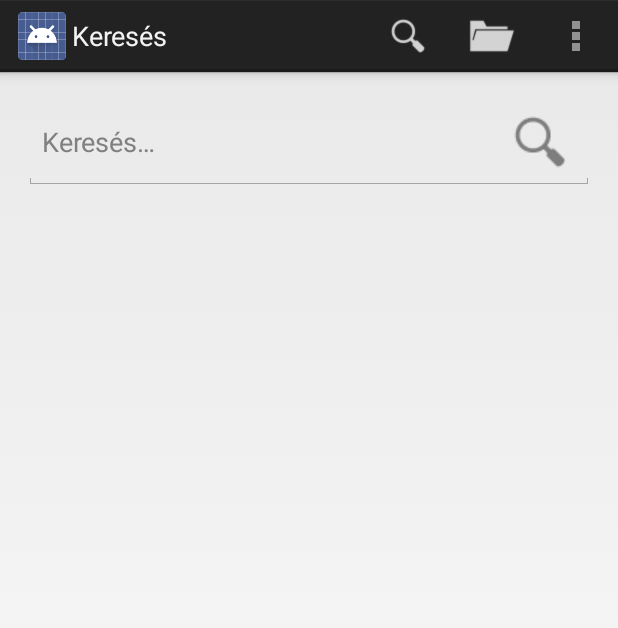
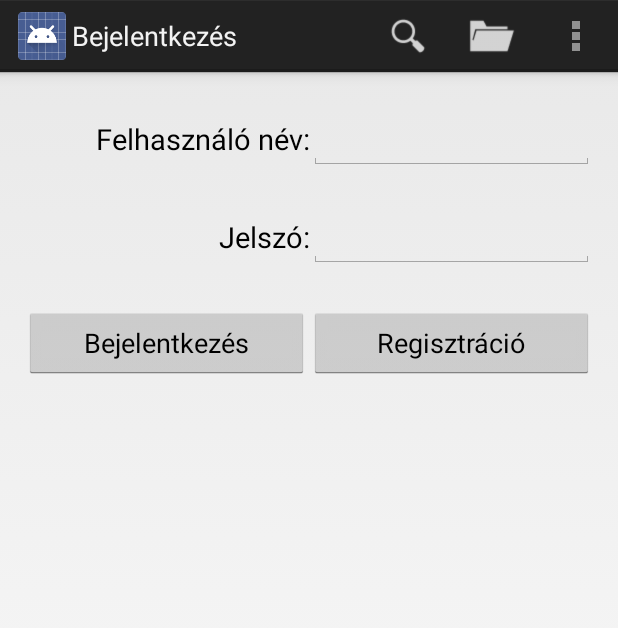
Before and after one commit to nvirth/BookTera, an Android app: the SearchActivity screen opened directly, with no data from a screen before it, in the options menu, after a tap on "Bejelentkezés", on a phone screen of 412 x 824 dp. Shown: the top 628 px of the screen. Run offline under Robolectric (Android 15) with nearby library versions, the phone set to English and light mode, and no system bars; libraries missing offline, so code that uses them is left out: android.net.http, com.koushikdutta.urlimageviewhelper; 6 statements that could not run were skipped.

Commit message:
Implemented the login-logout functionality
This means also:
* LoginActivity with it's layout
** The layout's backbone has been changed from GridLayout to TableLayout (see in earlier commit[, columns' width is even now])
** The layout will be filled with mock data when we are in debug mode
* Refreshing the AppBar when auth level changes
* On logout, going back in history (or back stack) to the first page which doesn't need authentication

Also done minor changes in Utils:
* isNullOrEmpty fixed
* alert implemented
* disableOrEnableControls implemented

NOT IMPLEMENTED YET:
* redirecting to Login if getting a Forbidden/UnAuthorized response (anywhere, because this means timout)

```diff
--- a/Java/Android/Android/src/main/AndroidManifest.xml
+++ b/Java/Android/Android/src/main/AndroidManifest.xml
@@ -29,6 +29,9 @@
     <activity android:name=".activities.ProductGroupDetailsActivity"
               android:label="@string/app_name"
         />
+    <activity android:name=".activities.LoginActivity"
+              android:label="@string/title_activity_login"
+        />
   </application>
 
 </manifest>
--- /dev/null
+++ b/Java/Android/Android/src/main/java/com/booktera/android/activities/LoginActivity.java
@@ -0,0 +1,101 @@
+package com.booktera.android.activities;
+
+import android.app.Activity;
+import android.os.Bundle;
+import android.support.v4.app.Fragment;
+import android.support.v4.app.FragmentManager;
+import android.support.v4.app.FragmentPagerAdapter;
+import android.support.v4.view.ViewPager;
+import android.text.Editable;
+import android.view.View;
+import android.view.ViewGroup;
+import android.widget.Button;
+import android.widget.EditText;
+import android.widget.RelativeLayout;
+import android.widget.ScrollView;
+import com.booktera.android.R;
+import com.booktera.android.activities.base.ActionBarActivity;
+import com.booktera.android.common.BookteraFragmentPagerAdapterBase;
+import com.booktera.android.common.Config;
+import com.booktera.android.common.UserData;
+import com.booktera.android.common.utils.Utils;
+import com.booktera.android.fragments.LoremIpsumFragment;
+import com.booktera.android.fragments.bookBlock.MainHighlightedsFragment;
+import com.booktera.android.fragments.bookBlock.NewestsFragment;
+import com.booktera.androidclientproxy.lib.proxy.Services;
+
+public class LoginActivity extends ActionBarActivity
+{
+    protected ViewHolder vh;
+
+    class ViewHolder
+    {
+        public EditText userName;
+        public EditText password;
+        public Button loginBtn;
+        public Button registerBtn;
+        public ViewGroup root;
+
+        public ViewHolder(Activity activity)
+        {
+            userName = (EditText) activity.findViewById(R.id.login_userName_value);
+            password = (EditText) activity.findViewById(R.id.login_password_value);
+            loginBtn = (Button) activity.findViewById(R.id.login_loginBtn);
+            registerBtn = (Button) activity.findViewById(R.id.login_registerBtn);
+            root = (ViewGroup) activity.findViewById(R.id.login_root);
+        }
+    }
+
+    @Override
+    protected void onCreate(Bundle savedInstanceState)
+    {
+        super.onCreate(savedInstanceState);
+        setContentView(R.layout.activity_login);
+        vh = new ViewHolder(this);
+
+        vh.loginBtn.setOnClickListener(v -> {
+            if (Utils.isNullOrEmpty(vh.userName.getText()) || Utils.isNullOrEmpty(vh.password.getText()))
+            {
+                alert(getString(R.string.Error_), getString(R.string.UserName_and_or_password_mustn_t_be_empty));
+                return;
+            }
+
+            Utils.disableOrEnableControls(vh.root,/*enable*/ false);
+
+            String userName = vh.userName.getText().toString();
+            Services.Authentication.login(
+                userName,
+                vh.password.getText().toString(),
+                /*persistent*/ false,
+                (wasSuccessful, userId) -> runOnUiThread(() -> {
+                    if (wasSuccessful)
+                    {
+                        UserData.Instace.setAuthenticated(true);
+                        UserData.Instace.setUserName(userName);
+                        UserData.Instace.setUserId(userId);
+
+                        showToast(getString(R.string.Successful_login));
+
+                        finish();
+                    }
+                    else
+                    {
+                        alert(getString(R.string.Error_), getString(R.string.Wrong_userName_and_or_password));
+                        Utils.disableOrEnableControls(vh.root,/*enable*/ true);
+                    }
+                }));
+        });
+        vh.registerBtn.setOnClickListener(v -> {
+            //todo implement the register button
+            showToast("The registerBtn menu item is not implemented yet. ");
+            return;
+        });
+
+        if (Config.IsDebug)
+        {
+            vh.userName.setText("ZomiDudu");
+            vh.password.setText("asdqwe123");
+        }
+    }
+
+}
--- a/Java/Android/Android/src/main/java/com/booktera/android/activities/base/ActionBarActivity.java
+++ b/Java/Android/Android/src/main/java/com/booktera/android/activities/base/ActionBarActivity.java
@@ -5,24 +5,49 @@ import android.view.Menu;
 import android.view.MenuItem;
 import com.booktera.android.R;
 import com.booktera.android.activities.CategoryActivity;
+import com.booktera.android.activities.LoginActivity;
 import com.booktera.android.activities.SearchActivity;
 import com.booktera.android.common.UserData;
+import com.booktera.android.common.utils.Utils;
+import com.booktera.androidclientproxy.lib.proxy.Services;
 
 /**
  * Handles the ActionBar for all the Activities
  */
 public abstract class ActionBarActivity extends BaseActivity
 {
+    private Boolean _wasAuthenticated;
+
+    private boolean authLevelChanged()
+    {
+        return _wasAuthenticated != null && _wasAuthenticated != UserData.Instace.isAuthenticated();
+    }
 
     @Override
     public boolean onCreateOptionsMenu(Menu menu)
     {
-        int menuTemplateId = UserData.Instace.isAuthenticated()
+        _wasAuthenticated = UserData.Instace.isAuthenticated();
+
+        int menuTemplateId = _wasAuthenticated
             ? R.menu.authorized
             : R.menu.unauthorized;
 
         getMenuInflater().inflate(menuTemplateId, menu);
         return true;
+    }
+
+    @Override
+    protected void onResume()
+    {
+        super.onResume();
+
+        refreshMenuIfNeeded();
+    }
+
+    private void refreshMenuIfNeeded()
+    {
+        if (authLevelChanged())
+            invalidateOptionsMenu();
     }
 
     @Override
@@ -80,21 +105,34 @@ public abstract class ActionBarActivity extends BaseActivity
     }
     private void onLogoutClicked()
     {
-        showToast("The Logout menu item is not implemented yet. ");
+        Services.Authentication.logout(
+            () -> runOnUiThread(() -> {
+                    UserData.Instace.setAuthenticated(false);
+                    UserData.Instace.setUserName(null);
+                    UserData.Instace.setUserId(0);
+
+                    showToast(getString(R.string.Successfully_logged_out_));
+
+                    // Step back one, if it's an auth required page.
+                    // This step will start a chain back-process, and also refresh the menu
+                    if (this instanceof AuthorizedActivity)
+                        ((AuthorizedActivity) this).goBackIfUnauthorized(); // == finish();
+                    else
+                        refreshMenuIfNeeded();
+                }
+            ));
     }
     private void onSearchClicked()
     {
-        Intent gotoSearchIntent = new Intent(this, SearchActivity.class);
-        startActivity(gotoSearchIntent);
+        startActivity(new Intent(this, SearchActivity.class));
     }
     private void onCategoriesClicked()
     {
-        Intent gotoCategorioesIntent = new Intent(this, CategoryActivity.class);
-        startActivity(gotoCategorioesIntent);
+        startActivity(new Intent(this, CategoryActivity.class));
     }
     private void onLoginClicked()
     {
-        showToast("The Login menu item is not implemented yet. ");
+        startActivity(new Intent(this, LoginActivity.class));
     }
     private void onRegisterClicked()
     {
--- a/Java/Android/Android/src/main/java/com/booktera/android/activities/base/BaseActivity.java
+++ b/Java/Android/Android/src/main/java/com/booktera/android/activities/base/BaseActivity.java
@@ -14,16 +14,16 @@ public abstract class BaseActivity extends FragmentActivity
     /**
      * Shows a Toast with length: Toast.LENGTH_SHORT
      */
-    public void showToast(String msg)
+    protected void showToast(String msg)
     {
         Utils.showToast(msg);
     }
-    public void showToast(String msg, boolean isLong)
+    protected void showToast(String msg, boolean isLong)
     {
         Utils.showToast(msg, isLong);
     }
 
-    public void runInFragmentTransaction(Action_1<FragmentTransaction> action)
+    protected void runInFragmentTransaction(Action_1<FragmentTransaction> action)
     {
         Utils.runInFragmentTransaction(this, action);
     }
@@ -39,4 +39,8 @@ public abstract class BaseActivity extends FragmentActivity
         return Utils.extractParam(bundle, paramName, tag, errorMsg);
     }
 
+    protected void alert(String title, String message)
+    {
+        Utils.alert(this, title, message);
+    }
 }
--- a/Java/Android/Android/src/main/java/com/booktera/android/common/Config.java
+++ b/Java/Android/Android/src/main/java/com/booktera/android/common/Config.java
@@ -1,4 +1,6 @@
 package com.booktera.android.common;
+
+import com.booktera.android.BuildConfig;
 
 /**
  * Created by Norbert on 2015.02.07..
@@ -10,4 +12,7 @@ public class Config
     public static final String ProductImagesUrlDirFormat = ProductImagesUrlDir + "/%1s";
     public static final String UserImagesUrlDir = _imagesUrlDir + "/UserImages";
     public static final String UserImagesUrlDirFormat = UserImagesUrlDir + "/%1s";
+
+    //todo test this in debug/release mode
+    public static final boolean IsDebug = BuildConfig.DEBUG; // || true;
 }
--- a/Java/Android/Android/src/main/res/layout/activity_login.xml
+++ b/Java/Android/Android/src/main/res/layout/activity_login.xml
@@ -1,79 +1,78 @@
 <ScrollView
     xmlns:android="http://schemas.android.com/apk/res/android"
     xmlns:tools="http://schemas.android.com/tools"
+    android:id="@+id/login_root"
     android:layout_width="match_parent"
     android:layout_height="match_parent"
     android:paddingLeft="@dimen/activity_horizontal_margin"
     android:paddingRight="@dimen/activity_horizontal_margin"
-    android:paddingTop="@dimen/activity_vertical_margin"
     android:paddingBottom="@dimen/activity_vertical_margin"
     >
-  <GridLayout
+  <TableLayout
       android:layout_width="match_parent"
       android:layout_height="wrap_content"
-      android:columnCount="2" android:rowCount="3"
+      android:stretchColumns="1"
       >
+    <!-- Row 0 -->
+    <TableRow android:layout_marginTop="26dp">
+      <!-- Column 0 -->
       <TextView
-        android:layout_width="wrap_content"
+          android:layout_weight="1"
+          android:layout_width="0dip"
           android:layout_height="wrap_content"
-        android:textSize="21sp"
+          android:textSize="19sp"
           android:textColor="@color/TextColor_Main"
           android:text="@string/login_userName_label"
-        android:layout_row="0"
-        android:layout_column="0"
-        android:layout_gravity="end"
-        android:layout_marginTop="26dp"
+          android:gravity="end"
           />
+      <!-- Column 1 -->
+      <EditText
+          android:id="@+id/login_userName_value"
+          android:layout_weight="1"
+          android:layout_width="0dip"
+          android:layout_height="wrap_content"
+          android:inputType="text"
+          />
+    </TableRow>
+    <!-- Row 1 -->
+    <TableRow android:layout_marginTop="26dp">
+      <!-- Column 0 -->
       <TextView
-        android:layout_width="wrap_content"
+          android:layout_weight="1"
+          android:layout_width="0dip"
           android:layout_height="wrap_content"
-        android:textSize="21sp"
+          android:textSize="19sp"
           android:textColor="@color/TextColor_Main"
           android:text="@string/login_password_label"
-        android:layout_row="1"
-        android:layout_column="0"
-        android:layout_gravity="end"
-        android:layout_marginTop="26dp"
+          android:gravity="end"
           />
-    <EditText
-        android:id="@+id/login_userName_value"
-        android:layout_width="wrap_content"
-        android:layout_height="wrap_content"
-        android:layout_row="0"
-        android:layout_column="1"
-        android:layout_marginTop="26dp"
-        android:inputType="text"
-        android:layout_gravity="fill_horizontal"
-        />
+      <!-- Column 1 -->
       <EditText
           android:id="@+id/login_password_value"
-        android:layout_width="wrap_content"
+          android:layout_weight="1"
+          android:layout_width="0dip"
           android:layout_height="wrap_content"
-        android:layout_row="1"
-        android:layout_column="1"
-        android:layout_marginTop="26dp"
           android:inputType="textPassword"
-        android:layout_gravity="fill_horizontal"
           />
+    </TableRow>
+    <!-- Row 2 -->
+    <TableRow android:layout_marginTop="26dp">
+      <!-- Column 0 -->
       <Button
           android:id="@+id/login_loginBtn"
-        android:layout_width="wrap_content"
+          android:layout_weight="1"
+          android:layout_width="0dip"
           android:layout_height="wrap_content"
-        android:layout_row="2"
-        android:layout_column="0"
-        android:layout_marginTop="26dp"
-        android:layout_gravity="fill_horizontal"
           android:text="@string/login_loginBtn"
           />
+      <!-- Column 1 -->
       <Button
           android:id="@+id/login_registerBtn"
-        android:layout_width="wrap_content"
+          android:layout_weight="1"
+          android:layout_width="0dip"
           android:layout_height="wrap_content"
-        android:layout_row="2"
-        android:layout_column="1"
-        android:layout_marginTop="26dp"
-        android:layout_gravity="fill_horizontal"
           android:text="@string/login_registerBtn"
           />
-  </GridLayout>
+    </TableRow>
+  </TableLayout>
 </ScrollView>
--- a/Java/Android/Android/src/main/res/values/strings.xml
+++ b/Java/Android/Android/src/main/res/values/strings.xml
@@ -48,5 +48,15 @@
   <string name="productGroupDetails_statistics_numOfPassiveBooks">Elfogyott könyvek a csoportban:</string>
   <string name="productGroupDetails_statistics_numOfFinishedTransactions">Befejezett vásárlások száma a csoportban:
   </string>
+  <string name="login_userName_label">Felhasználó név:</string>
+  <string name="login_password_label">Jelszó:</string>
+  <string name="login_loginBtn">Bejelentkezés</string>
+  <string name="login_registerBtn">Regisztráció</string>
+  <string name="title_activity_login">Bejelentkezés</string>
+  <string name="Error_">Hiba!</string>
+  <string name="UserName_and_or_password_mustn_t_be_empty">Felhasználó név és/vagy jelszó nem lehet üres.</string>
+  <string name="Successful_login">Sikeres bejelentkezés</string>
+  <string name="Wrong_userName_and_or_password">Hibás felhasználó név és/vagy jelszó</string>
+  <string name="Successfully_logged_out_">Sikeresen kijelentkeztél.</string>
 
 </resources>
```
Also changed, not shown: Java/Android/Android/src/main/java/com/booktera/android/activities/base/AuthorizedActivity.java (+15 -9 lines), Java/Android/Android/src/main/java/com/booktera/android/common/utils/Utils.java (+29 -1 lines). Lines whose indentation alone changed are shown as unchanged.
